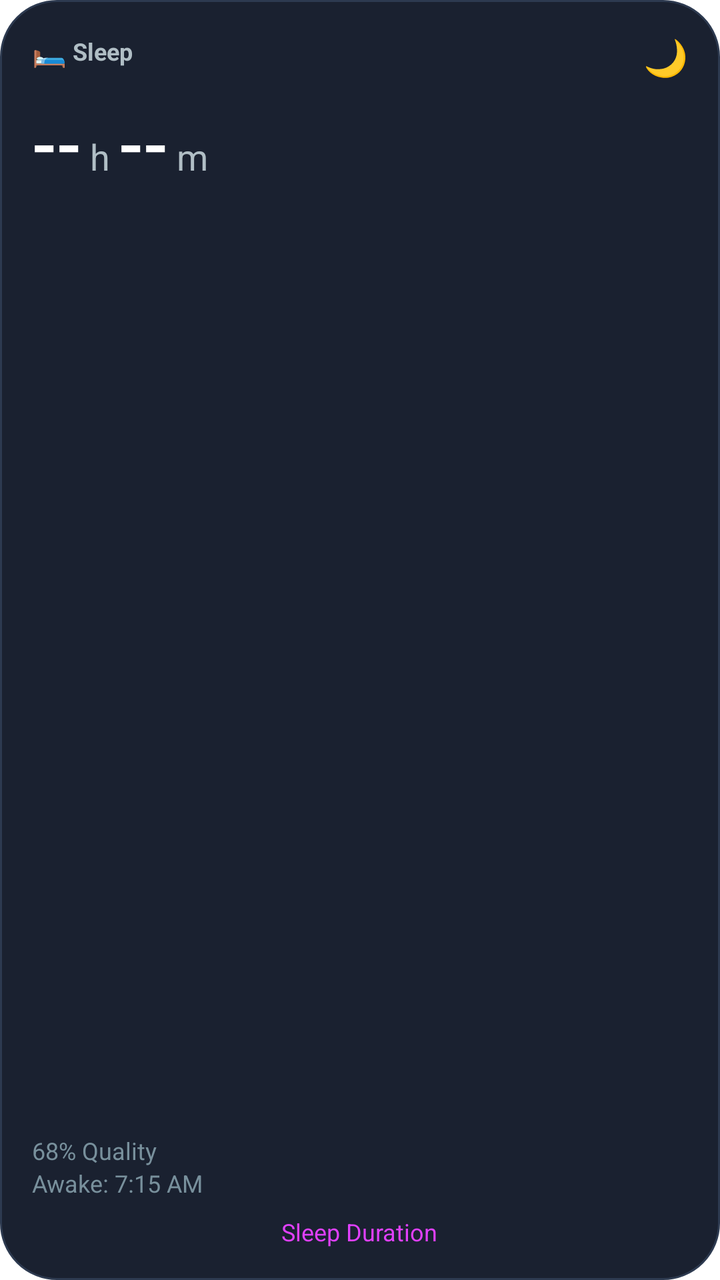
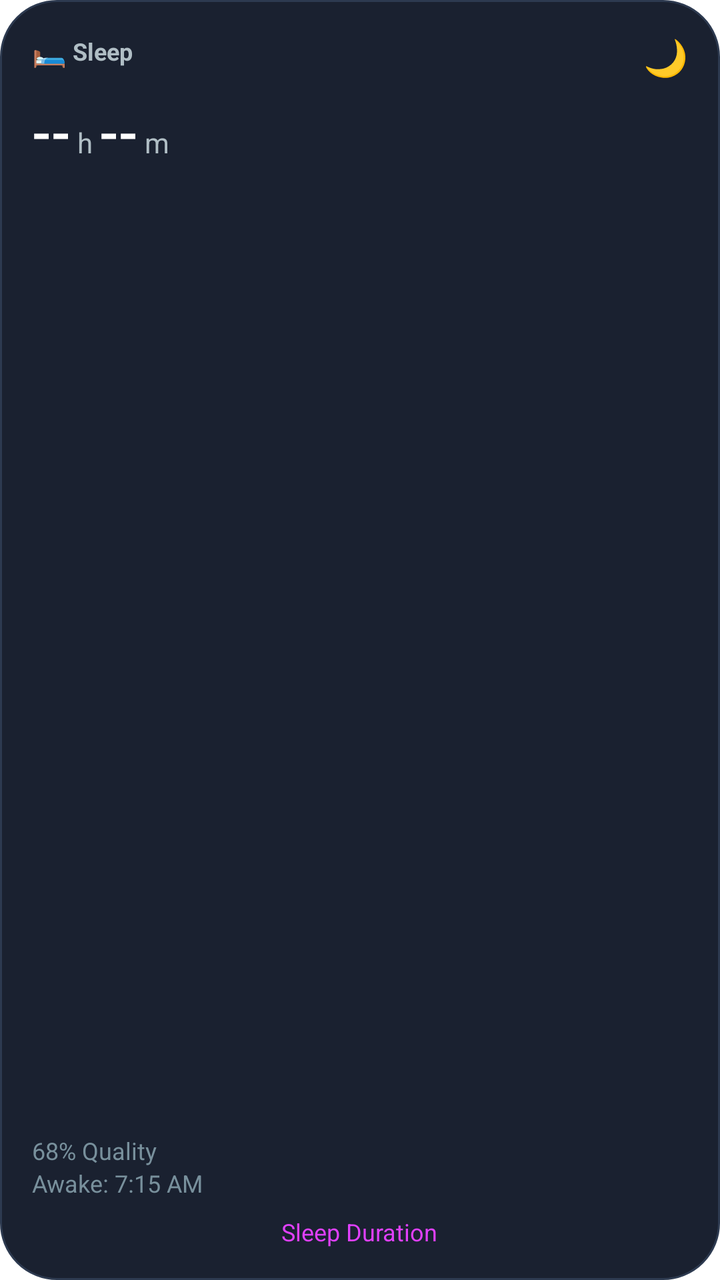

Screens rendered from an Android XML layout before and after an edit, with the pre-edit source and the edit as a unified diff.
<!-- AndroidManifest.xml: fallback theme Theme.MaterialComponents.DayNight.NoActionBar -->
<!-- res/layout/widget_sleep.xml -->
<?xml version="1.0" encoding="utf-8"?>
<RelativeLayout xmlns:android="http://schemas.android.com/apk/res/android"
    android:layout_width="match_parent"
    android:layout_height="match_parent"
    android:background="@drawable/bg_widget_card"
    android:padding="16dp">

    
    <LinearLayout
        android:id="@+id/header_layout"
        android:layout_width="wrap_content"
        android:layout_height="wrap_content"
        android:orientation="horizontal"
        android:gravity="center_vertical"
        android:layout_alignParentTop="true">
        <TextView
            android:layout_width="wrap_content"
            android:layout_height="wrap_content"
            android:text="🛏"
            android:textColor="#E040FB"
            android:textSize="14sp" />
        <TextView
            android:layout_width="wrap_content"
            android:layout_height="wrap_content"
            android:text=" Sleep"
            android:textColor="#B0BEC5"
            android:textSize="12sp"
            android:textStyle="bold" />
    </LinearLayout>

    <TextView
        android:layout_width="wrap_content"
        android:layout_height="wrap_content"
        android:text="🌙"
        android:layout_alignParentRight="true"
        android:textColor="#E040FB"
        android:textSize="18sp" />

    
    <LinearLayout
        android:id="@+id/value_layout"
        android:layout_width="wrap_content"
        android:layout_height="wrap_content"
        android:layout_below="@id/header_layout"
        android:layout_marginTop="12dp"
        android:orientation="horizontal">
        <TextView
            android:id="@+id/tv_sleep_h"
            android:layout_width="wrap_content"
            android:layout_height="wrap_content"
            android:text="--"
            android:textColor="#FFFFFF"
            android:textSize="36sp"
            android:fontFamily="sans-serif-medium" />
        <TextView
            android:layout_width="wrap_content"
            android:layout_height="wrap_content"
            android:text=" h "
            android:textColor="#B0BEC5"
            android:textSize="18sp" />
        <TextView
            android:id="@+id/tv_sleep_m"
            android:layout_width="wrap_content"
            android:layout_height="wrap_content"
            android:text="--"
            android:textColor="#FFFFFF"
            android:textSize="36sp"
            android:fontFamily="sans-serif-medium" />
        <TextView
            android:layout_width="wrap_content"
            android:layout_height="wrap_content"
            android:text=" m"
            android:textColor="#B0BEC5"
            android:textSize="18sp" />
    </LinearLayout>

    
    <TextView
        android:id="@+id/tv_status"
        android:layout_width="wrap_content"
        android:layout_height="wrap_content"
        android:layout_above="@+id/tv_status2"
        android:text="68% Quality"
        android:textColor="#78909C"
        android:textSize="12sp" />
        
    <TextView
        android:id="@+id/tv_status2"
        android:layout_width="wrap_content"
        android:layout_height="wrap_content"
        android:layout_above="@+id/footer_layout"
        android:layout_marginBottom="8dp"
        android:text="Awake: 7:15 AM"
        android:textColor="#78909C"
        android:textSize="12sp" />

    
    <LinearLayout
        android:id="@+id/footer_layout"
        android:layout_width="match_parent"
        android:layout_height="wrap_content"
        android:layout_alignParentBottom="true"
        android:gravity="center">
        <TextView
            android:layout_width="wrap_content"
            android:layout_height="wrap_content"
            android:text="Sleep Duration"
            android:textColor="#E040FB"
            android:textSize="12sp" />
    </LinearLayout>

</RelativeLayout>
<!-- resources referenced by this layout -->
<resources>
  <!-- drawable bg_widget_card (drawable) -->
  <?xml version="1.0" encoding="utf-8"?>
  <shape xmlns:android="http://schemas.android.com/apk/res/android" android:shape="rectangle">
      <solid android:color="#1A2130" />
      <corners android:radius="28dp" />
      <stroke android:width="1dp" android:color="#2D3A50" />
  </shape>
</resources>

<!-- the commit's change to res/layout/widget_sleep.xml (unified diff, before → after) -->
@@ -1,5 +1,6 @@
 <?xml version="1.0" encoding="utf-8"?>
 <RelativeLayout xmlns:android="http://schemas.android.com/apk/res/android"
+    android:id="@+id/widget_root"
     android:layout_width="match_parent"
     android:layout_height="match_parent"
     android:background="@drawable/bg_widget_card"
@@ -50,28 +51,28 @@
             android:layout_height="wrap_content"
             android:text="--"
             android:textColor="#FFFFFF"
-            android:textSize="36sp"
+            android:textSize="28sp"
             android:fontFamily="sans-serif-medium" />
         <TextView
             android:layout_width="wrap_content"
             android:layout_height="wrap_content"
             android:text=" h "
             android:textColor="#B0BEC5"
-            android:textSize="18sp" />
+            android:textSize="14sp" />
         <TextView
             android:id="@+id/tv_sleep_m"
             android:layout_width="wrap_content"
             android:layout_height="wrap_content"
             android:text="--"
             android:textColor="#FFFFFF"
-            android:textSize="36sp"
+            android:textSize="28sp"
             android:fontFamily="sans-serif-medium" />
         <TextView
             android:layout_width="wrap_content"
             android:layout_height="wrap_content"
             android:text=" m"
             android:textColor="#B0BEC5"
-            android:textSize="18sp" />
+            android:textSize="14sp" />
     </LinearLayout>
 
     
